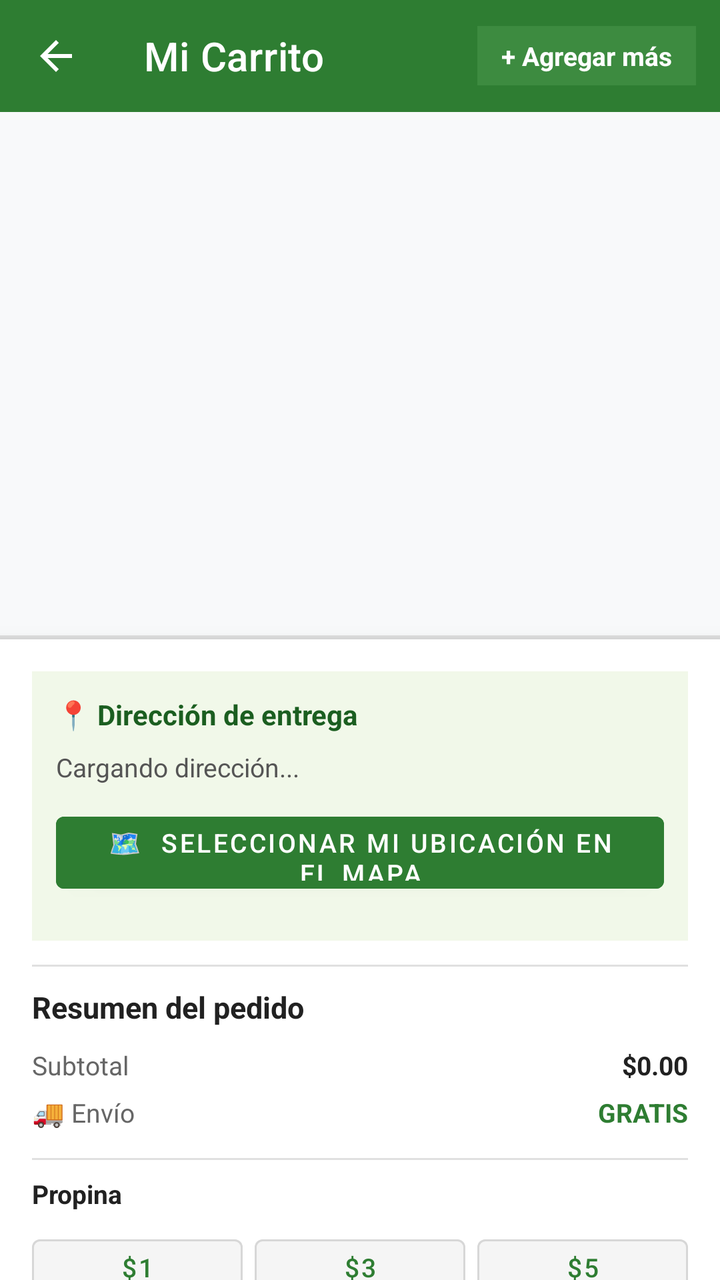
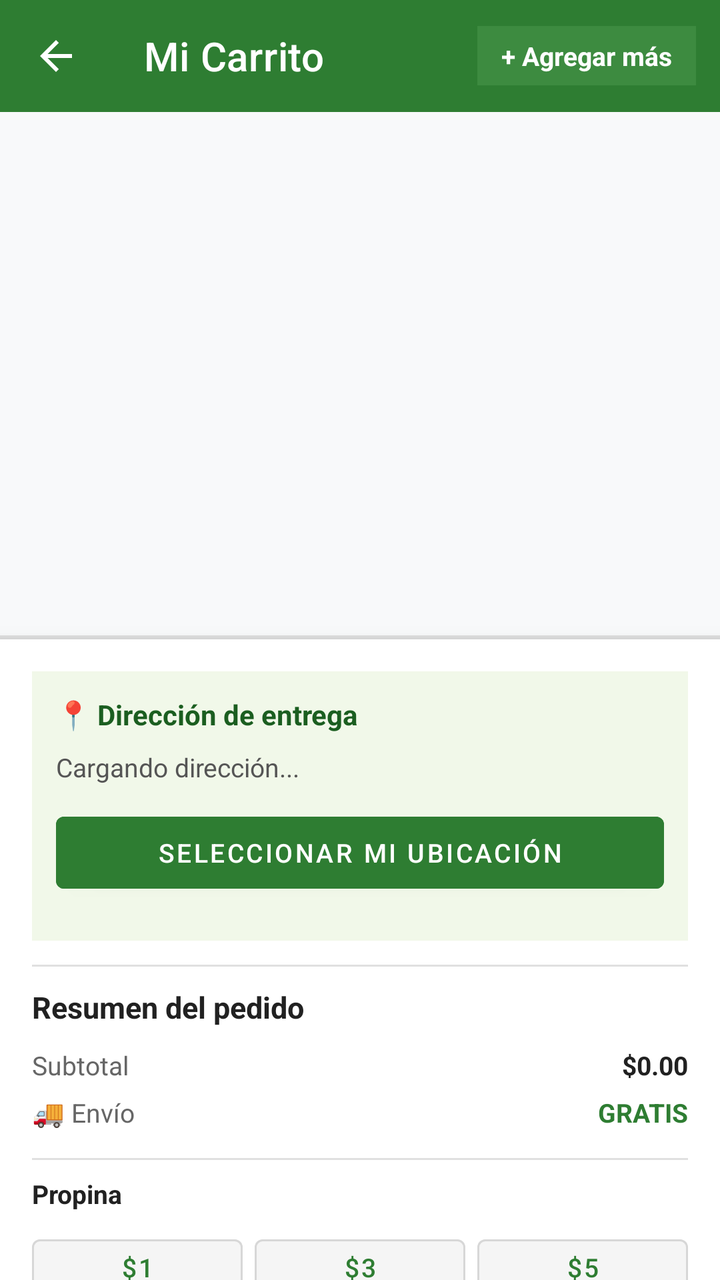

Before-and-after screenshots of an Android layout around one commit, followed by the original layout XML and the change that was made.
<!-- AndroidManifest.xml: application theme Theme.MaterialComponents.Light.NoActionBar -->
<!-- res/layout/activity_cart.xml -->
<?xml version="1.0" encoding="utf-8"?>
<LinearLayout xmlns:android="http://schemas.android.com/apk/res/android"
    xmlns:app="http://schemas.android.com/apk/res-auto"
    android:layout_width="match_parent"
    android:layout_height="match_parent"
    android:orientation="vertical"
    android:background="#F8F9FA">

    <androidx.appcompat.widget.Toolbar
        android:id="@+id/toolbar"
        android:layout_width="match_parent"
        android:layout_height="?attr/actionBarSize"
        android:background="#2E7D32"
        app:title="Mi Carrito"
        app:titleTextColor="#FFFFFF"
        app:navigationIcon="@drawable/ic_back"
        app:navigationIconTint="#FFFFFF">

        <TextView
            android:id="@+id/tvSeguirComprando"
            android:layout_width="wrap_content"
            android:layout_height="wrap_content"
            android:layout_gravity="end"
            android:text="+ Agregar más"
            android:textColor="#FFFFFF"
            android:textSize="13sp"
            android:textStyle="bold"
            android:paddingHorizontal="12dp"
            android:paddingVertical="6dp"
            android:layout_marginEnd="12dp"
            android:background="#3D8B40"
            android:clickable="true"
            android:focusable="true" />

    </androidx.appcompat.widget.Toolbar>

    <TextView
        android:id="@+id/tvEmpty"
        android:layout_width="match_parent"
        android:layout_height="wrap_content"
        android:text="🛒 Tu carrito está vacío"
        android:textSize="16sp"
        android:textColor="#757575"
        android:gravity="center"
        android:padding="48dp"
        android:visibility="gone" />

    <androidx.recyclerview.widget.RecyclerView
        android:id="@+id/rvCartItems"
        android:layout_width="match_parent"
        android:layout_height="0dp"
        android:layout_weight="45"
        android:padding="8dp"
        android:clipToPadding="false"
        android:paddingBottom="8dp" />

    <View android:layout_width="match_parent" android:layout_height="2dp" android:background="#E0E0E0" />

    <androidx.core.widget.NestedScrollView
        android:id="@+id/nestedScrollView"
        android:layout_width="match_parent"
        android:layout_height="0dp"
        android:layout_weight="55"
        android:background="@android:color/white"
        android:elevation="8dp"
        android:overScrollMode="never">

        <LinearLayout
            android:layout_width="match_parent"
            android:layout_height="wrap_content"
            android:orientation="vertical"
            android:padding="16dp">

            
            <LinearLayout
                android:id="@+id/layoutLocationSection"
                android:layout_width="match_parent"
                android:layout_height="wrap_content"
                android:orientation="vertical"
                android:background="#F1F8E9"
                android:padding="12dp"
                android:layout_marginBottom="12dp">

                <TextView
                    android:layout_width="match_parent"
                    android:layout_height="wrap_content"
                    android:text="📍 Dirección de entrega"
                    android:textSize="14sp"
                    android:textStyle="bold"
                    android:textColor="#1B5E20"
                    android:layout_marginBottom="8dp" />

                <TextView
                    android:id="@+id/tvDeliveryAddress"
                    android:layout_width="match_parent"
                    android:layout_height="wrap_content"
                    android:text="Cargando dirección..."
                    android:textSize="13sp"
                    android:textColor="#555555"
                    android:maxLines="2"
                    android:ellipsize="end"
                    android:layout_marginBottom="10dp" />

                
                <Button
                    android:id="@+id/btnSelectLocation"
                    android:layout_width="match_parent"
                    android:layout_height="48dp"
                    android:text="🗺️  Seleccionar mi ubicación en el mapa"
                    android:textSize="13sp"
                    android:textColor="#FFFFFF"
                    android:backgroundTint="#2E7D32"
                    android:layout_marginBottom="8dp" />

            </LinearLayout>

            <View android:layout_width="match_parent" android:layout_height="1dp" android:background="#E0E0E0" android:layout_marginBottom="10dp" />

            
            <TextView
                android:layout_width="match_parent"
                android:layout_height="wrap_content"
                android:text="Resumen del pedido"
                android:textSize="15sp"
                android:textStyle="bold"
                android:textColor="#212121"
                android:layout_marginBottom="10dp" />

            <LinearLayout
                android:layout_width="match_parent"
                android:layout_height="wrap_content"
                android:orientation="horizontal"
                android:layout_marginBottom="6dp">
                <TextView android:layout_width="0dp" android:layout_height="wrap_content" android:layout_weight="1"
                    android:text="Subtotal" android:textSize="13sp" android:textColor="#666666" />
                <TextView android:id="@+id/tvSubtotal" android:layout_width="wrap_content" android:layout_height="wrap_content"
                    android:text="$0.00" android:textSize="13sp" android:textColor="#212121" android:textStyle="bold" />
            </LinearLayout>

            <LinearLayout
                android:layout_width="match_parent"
                android:layout_height="wrap_content"
                android:orientation="horizontal"
                android:layout_marginBottom="6dp">
                <TextView android:layout_width="0dp" android:layout_height="wrap_content" android:layout_weight="1"
                    android:text="🚚 Envío" android:textSize="13sp" android:textColor="#666666" />
                <TextView android:layout_width="wrap_content" android:layout_height="wrap_content"
                    android:text="GRATIS" android:textSize="13sp" android:textColor="#2E7D32" android:textStyle="bold" />
            </LinearLayout>

            <View android:layout_width="match_parent" android:layout_height="1dp" android:background="#E0E0E0" android:layout_marginVertical="8dp" />

            
            <TextView
                android:layout_width="match_parent"
                android:layout_height="wrap_content"
                android:text="Propina"
                android:textSize="13sp"
                android:textStyle="bold"
                android:textColor="#212121"
                android:layout_marginBottom="8dp" />

            <LinearLayout
                android:layout_width="match_parent"
                android:layout_height="wrap_content"
                android:orientation="horizontal"
                android:gravity="center_vertical"
                android:layout_marginBottom="8dp">
                <Button android:id="@+id/btnTip1" android:layout_width="0dp" android:layout_height="40dp" android:layout_weight="1"
                    android:text="$1" android:textSize="13sp" android:backgroundTint="#F5F5F5" android:textColor="#2E7D32"
                    android:layout_marginEnd="6dp" style="@style/Widget.MaterialComponents.Button.OutlinedButton" />
                <Button android:id="@+id/btnTip3" android:layout_width="0dp" android:layout_height="40dp" android:layout_weight="1"
                    android:text="$3" android:textSize="13sp" android:backgroundTint="#F5F5F5" android:textColor="#2E7D32"
                    android:layout_marginEnd="6dp" style="@style/Widget.MaterialComponents.Button.OutlinedButton" />
                <Button android:id="@+id/btnTip5" android:layout_width="0dp" android:layout_height="40dp" android:layout_weight="1"
                    android:text="$5" android:textSize="13sp" android:backgroundTint="#F5F5F5" android:textColor="#2E7D32"
                    style="@style/Widget.MaterialComponents.Button.OutlinedButton" />
            </LinearLayout>

            <LinearLayout
                android:layout_width="match_parent"
                android:layout_height="wrap_content"
                android:orientation="horizontal"
                android:gravity="center_vertical"
                android:layout_marginBottom="8dp">
                <EditText android:id="@+id/etCustomTip" android:layout_width="0dp" android:layout_height="42dp"
                    android:layout_weight="1" android:hint="Monto personalizado" android:inputType="numberDecimal"
                    android:textSize="13sp" android:padding="10dp" android:background="@drawable/bg_edittext_border"
                    android:layout_marginEnd="8dp" />
                <Button android:id="@+id/btnApplyCustomTip" android:layout_width="wrap_content" android:layout_height="42dp"
                    android:text="Aplicar" android:textSize="13sp" android:backgroundTint="#2E7D32" android:paddingHorizontal="12dp" />
            </LinearLayout>

            <LinearLayout
                android:id="@+id/layoutSelectedTip"
                android:layout_width="match_parent"
                android:layout_height="wrap_content"
                android:orientation="horizontal"
                android:layout_marginBottom="8dp"
                android:visibility="gone">
                <TextView android:layout_width="0dp" android:layout_height="wrap_content" android:layout_weight="1"
                    android:text="Propina" android:textSize="13sp" android:textColor="#666666" />
                <TextView android:id="@+id/tvSelectedTip" android:layout_width="wrap_content" android:layout_height="wrap_content"
                    android:text="$0.00" android:textSize="13sp" android:textColor="#212121" android:textStyle="bold" />
            </LinearLayout>

            <View android:layout_width="match_parent" android:layout_height="1dp" android:background="#E0E0E0" android:layout_marginVertical="8dp" />

            
            <LinearLayout
                android:layout_width="match_parent"
                android:layout_height="wrap_content"
                android:orientation="horizontal"
                android:layout_marginBottom="12dp">
                <TextView android:layout_width="0dp" android:layout_height="wrap_content" android:layout_weight="1"
                    android:text="Total" android:textSize="16sp" android:textStyle="bold" android:textColor="#212121" />
                <TextView android:id="@+id/tvTotal" android:layout_width="wrap_content" android:layout_height="wrap_content"
                    android:text="$0.00" android:textSize="16sp" android:textStyle="bold" android:textColor="#2E7D32" />
            </LinearLayout>

            
            <TextView
                android:layout_width="match_parent"
                android:layout_height="wrap_content"
                android:text="Método de pago"
                android:textSize="13sp"
                android:textStyle="bold"
                android:textColor="#212121"
                android:layout_marginBottom="8dp" />

            <RadioGroup
                android:id="@+id/rgPaymentMethod"
                android:layout_width="match_parent"
                android:layout_height="wrap_content"
                android:orientation="horizontal"
                android:layout_marginBottom="12dp">
                <RadioButton android:id="@+id/rbYappi" android:layout_width="0dp" android:layout_height="44dp"
                    android:layout_weight="1" android:text="📱 Yappi" android:checked="true" android:textSize="13sp"
                    android:gravity="center" android:button="@null" android:background="@drawable/bg_payment_option"
                    android:layout_marginEnd="8dp" />
                <RadioButton android:id="@+id/rbCard" android:layout_width="0dp" android:layout_height="44dp"
                    android:layout_weight="1" android:text="💳 Tarjeta" android:textSize="13sp"
                    android:gravity="center" android:button="@null" android:background="@drawable/bg_payment_option" />
            </RadioGroup>

            <ProgressBar
                android:id="@+id/progressBar"
                android:layout_width="wrap_content"
                android:layout_height="wrap_content"
                android:layout_gravity="center"
                android:visibility="gone"
                android:layout_marginBottom="8dp" />

            <Button
                android:id="@+id/btnConfirmOrder"
                android:layout_width="match_parent"
                android:layout_height="52dp"
                android:text="CONFIRMAR PEDIDO"
                android:textAllCaps="true"
                android:backgroundTint="#2E7D32"
                android:textSize="15sp"
                android:minHeight="52dp" />

        </LinearLayout>
    </androidx.core.widget.NestedScrollView>

</LinearLayout>
<!-- resources referenced by this layout -->
<resources>
  <!-- drawable bg_edittext_border (drawable) -->
  <?xml version="1.0" encoding="utf-8"?>
  <shape xmlns:android="http://schemas.android.com/apk/res/android">
      <solid android:color="@android:color/white" />
      <stroke android:width="1dp" android:color="#E0E0E0" />
      <corners android:radius="8dp" />
  </shape>
  <!-- drawable bg_payment_option (drawable) -->
  <?xml version="1.0" encoding="utf-8"?>
  <selector xmlns:android="http://schemas.android.com/apk/res/android">
      <item android:state_checked="true">
          <shape android:shape="rectangle">
              <solid android:color="#2E7D32" />
              <corners android:radius="8dp" />
          </shape>
      </item>
      <item>
          <shape android:shape="rectangle">
              <solid android:color="#F5F5F5" />
              <corners android:radius="8dp" />
              <stroke android:width="1dp" android:color="#E0E0E0" />
          </shape>
      </item>
  </selector>
  <!-- drawable ic_back (drawable) -->
  <?xml version="1.0" encoding="utf-8"?>
  <vector xmlns:android="http://schemas.android.com/apk/res/android"
      android:width="24dp"
      android:height="24dp"
      android:viewportWidth="24"
      android:viewportHeight="24">
      <path
          android:fillColor="@android:color/white"
          android:pathData="M20,11H7.83l5.59,-5.59L12,4l-8,8 8,8 1.41,-1.41L7.83,13H20v-2z"/>
  </vector>
  <style name="Theme.MaterialComponents.Light.NoActionBar" parent="Theme.MaterialComponents.Light">
          <item name="windowActionBar">false</item>
          <item name="windowNoTitle">true</item>
          <item name="colorPrimary">#2E7D32</item>
          <item name="colorPrimaryVariant">#1B5E20</item>
          <item name="colorAccent">#388E3C</item>
      </style>
</resources>

<!-- the commit's change to res/layout/activity_cart.xml (unified diff, before → after) -->
@@ -106,7 +106,7 @@
                     android:id="@+id/btnSelectLocation"
                     android:layout_width="match_parent"
                     android:layout_height="48dp"
-                    android:text="🗺️  Seleccionar mi ubicación en el mapa"
+                    android:text="Seleccionar mi ubicación"
                     android:textSize="13sp"
                     android:textColor="#FFFFFF"
                     android:backgroundTint="#2E7D32"
